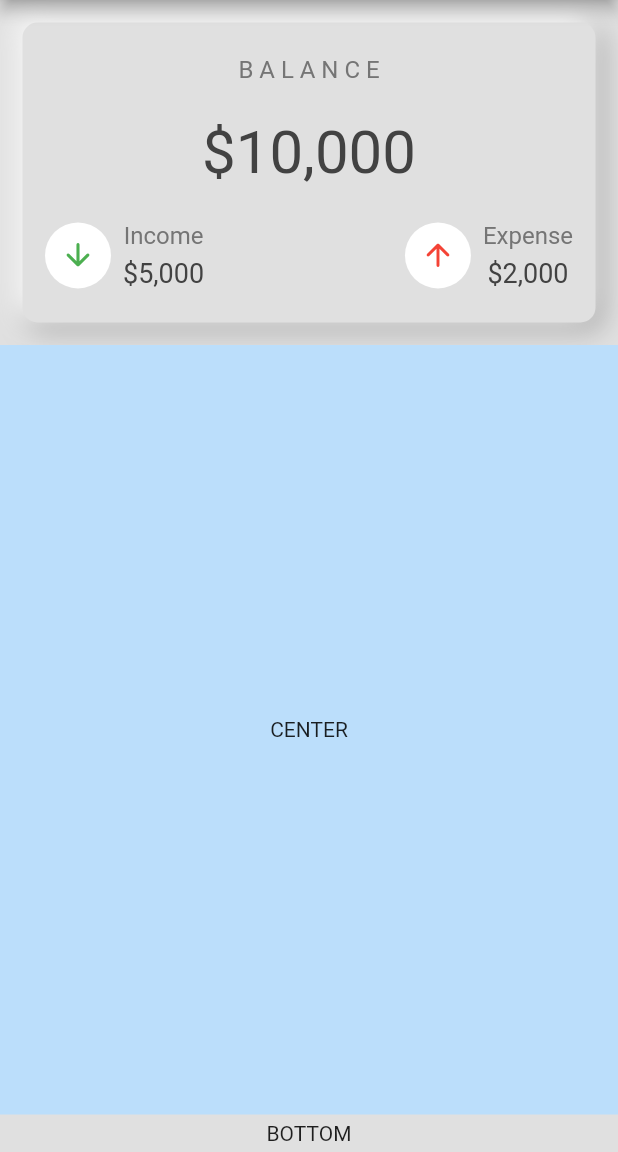
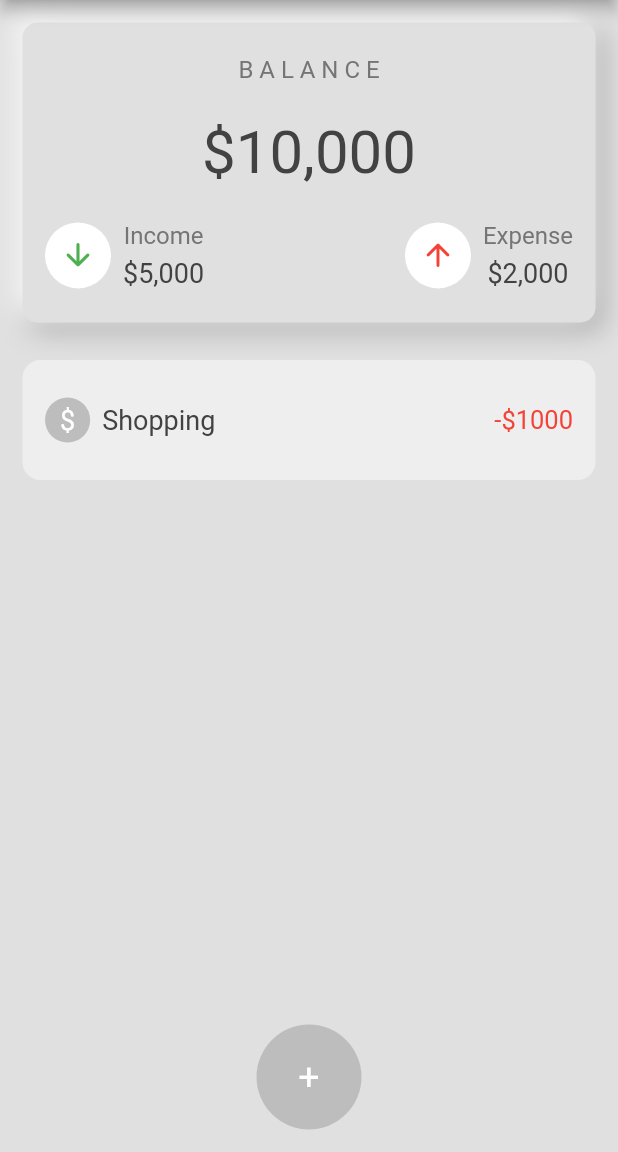
Before and after one commit to ashir98/ExpenseTrackerApp, a Flutter app: the screen it shows after launch, on a phone screen of 412 x 824 dp, the part 84-1236 px from its top. Run offline on Flutter 3.47's test engine with Material 2 defaults, Android fonts, the phone set to English and light mode, and no system bars; missing offline and left inert: gsheets.

Commit message:
addes neumorphic design

```diff
--- a/expense_tracker_app/lib/view/home.dart
+++ b/expense_tracker_app/lib/view/home.dart
@@ -1,4 +1,6 @@
+import 'package:expense_tracker_app/widgets/add_button.dart';
 import 'package:expense_tracker_app/widgets/top_card.dart';
+import 'package:expense_tracker_app/widgets/transaction_tile.dart';
 import 'package:flutter/material.dart';
 
 class HomePage extends StatelessWidget {
@@ -16,6 +18,7 @@ class HomePage extends StatelessWidget {
 
       body: Column(
         children: [
+
           TopNeuCard(
             balance: "\$10,000",
             income: "\$5,000",
@@ -24,20 +27,26 @@ class HomePage extends StatelessWidget {
 
           Expanded(
             child: Container(
-              color: Colors.blue[100],
-              child: const Center(
-                child: Text("CENTER"),
+              child:  Center(
+                child: Column(
+                  children: [
+                    TransactionTile(
+                      transactionName: "Shopping",
+                      amout: "1000",
+                      incomeOrexpense: "expense",
+                    ),
+
+                  ],
+                ),
               ),
             ),
           ),
 
 
-          Container(
-            height: 25,
-            child: const Center(
-              child: Text("BOTTOM"),
-            ),
-          ),
+          AddButton()
+
+
+
         ],
       ),
     );
--- /dev/null
+++ b/expense_tracker_app/lib/widgets/add_button.dart
@@ -0,0 +1,25 @@
+import 'package:flutter/material.dart';
+import 'package:flutter/src/widgets/container.dart';
+import 'package:flutter/src/widgets/framework.dart';
+
+class AddButton extends StatelessWidget {
+  const AddButton({super.key});
+
+  @override
+  Widget build(BuildContext context) {
+    return Padding(
+      padding: const EdgeInsets.all(15),
+      child: Container(
+              height: 70,
+              width: 70,
+              decoration: BoxDecoration(
+                color: Colors.grey.shade400,
+                shape: BoxShape.circle
+              ),
+              child: const Center(
+                child: Text("+",style: TextStyle(color: Colors.white, fontSize: 25),),
+              ),
+            ),
+    );
+  }
+}
--- /dev/null
+++ b/expense_tracker_app/lib/widgets/transaction_tile.dart
@@ -0,0 +1,50 @@
+import 'package:flutter/material.dart';
+import 'package:flutter/src/widgets/container.dart';
+import 'package:flutter/src/widgets/framework.dart';
+
+class TransactionTile extends StatelessWidget {
+
+  String transactionName, amout, incomeOrexpense ;
+  TransactionTile({required this.transactionName, required this.amout, required this.incomeOrexpense,super.key});
+
+  @override
+  Widget build(BuildContext context) {
+    return Padding(
+      padding: const EdgeInsets.symmetric(horizontal: 15,vertical: 10),
+      child: Container(
+                          padding: EdgeInsets.all(15),
+                          height: 80,
+                          decoration: BoxDecoration(
+                            borderRadius: BorderRadius.all(Radius.circular(12)),
+                            color: Colors.grey.shade200
+                          ),
+                          child: Row(
+                            mainAxisAlignment: MainAxisAlignment.spaceBetween,
+                            children: [
+
+                              Row(
+                                children: [
+                                  Container(
+                                    padding: EdgeInsets.all(10),
+                                    decoration: BoxDecoration(
+                                      color: Colors.grey.shade400,
+                                      shape: BoxShape.circle
+                                    ),
+                                    child: Text("\$",style: TextStyle(fontSize: 18,color: Colors.white),)
+                                    ),
+                                    SizedBox(width: 8,),
+                                  Text(transactionName,style: TextStyle(color: Colors.grey.shade800, fontSize: 18),),
+                                ],
+                              ),
+                              Text((incomeOrexpense=='expense'?'-':'+')+'\$'+amout,
+
+                              style: TextStyle(color: incomeOrexpense=='expense'?Colors.red:Colors.green, fontSize: 17),
+
+                              )
+
+                            ],
+                          ),
+                        ),
+    );
+  }
+}
```
